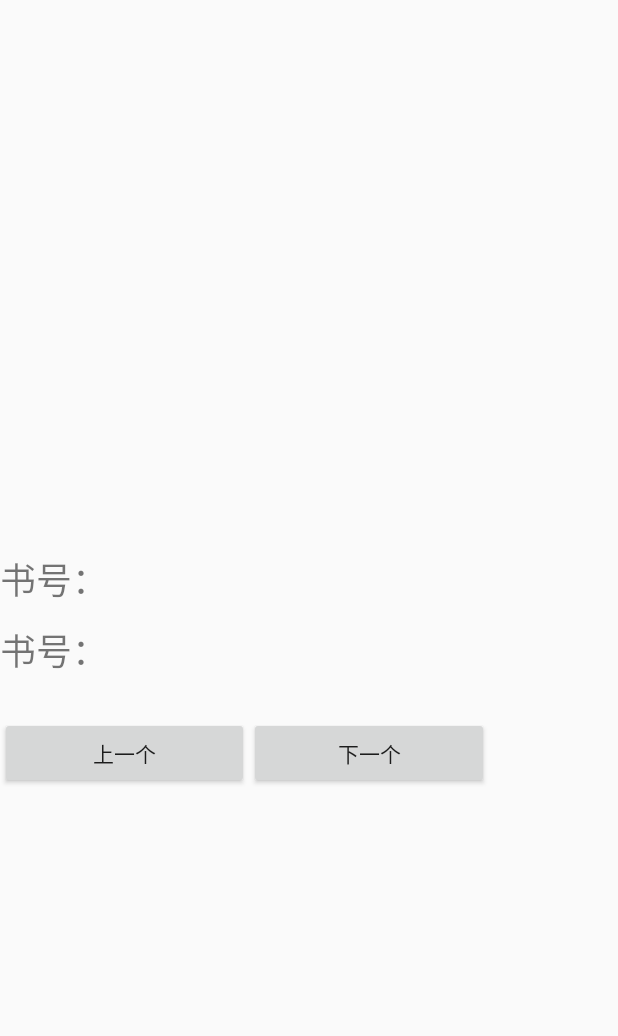
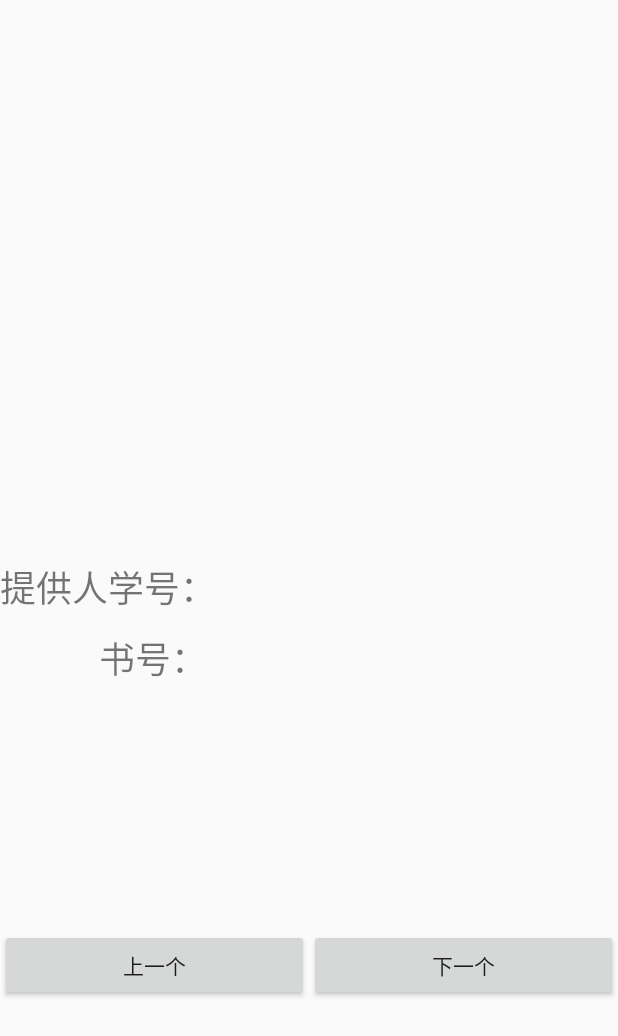
Before and after one commit to ZhaoXuDongTJ/MaiMai, an Android app: the litepalTestActivity screen opened directly, with no data from a screen before it, after a tap on "上一个", on a phone screen of 412 x 824 dp. Shown: the top 1036 px of the screen. Run offline under Robolectric (Android 15) with nearby library versions, the phone set to English and light mode, and no system bars; 6 statements that could not run were skipped.

Commit message:
some fixed

```diff
--- a/app/src/main/res/layout/activity_litepal_test.xml
+++ b/app/src/main/res/layout/activity_litepal_test.xml
@@ -1,22 +1,25 @@
 <?xml version="1.0" encoding="utf-8"?>
-<android.support.constraint.ConstraintLayout xmlns:android="http://schemas.android.com/apk/res/android"
+<LinearLayout xmlns:android="http://schemas.android.com/apk/res/android"
+    xmlns:tools="http://schemas.android.com/tools"
     xmlns:app="http://schemas.android.com/apk/res-auto"
-    xmlns:tools="http://schemas.android.com/tools"
-    android:layout_width="match_parent"
-    android:layout_height="match_parent"
-    tools:context="com.maimai.zz.maimai.litepalTestActivity">
+    android:layout_width="fill_parent"
+    android:layout_height="fill_parent"
+    android:layout_gravity="center"
+    android:orientation="vertical">
 
     <LinearLayout
-        android:layout_width="336dp"
-        android:layout_height="541dp"
+        android:layout_width="fill_parent"
+        android:layout_height="fill_parent"
         tools:layout_editor_absoluteX="27dp"
         tools:layout_editor_absoluteY="13dp"
+        android:gravity="center"
         android:orientation="vertical">
 
         <ImageView
             android:id="@+id/ShowUserBook"
-            android:layout_width="match_parent"
+            android:layout_width="368dp"
             android:layout_height="368dp"
+            android:layout_gravity="center"
             app:srcCompat="@mipmap/ic_launcher" />
 
             <TextView
@@ -24,37 +27,51 @@
                 android:id="@+id/ShowScanNode"
                 android:layout_width="match_parent"
                 android:layout_height="47dp"
-            android:text="书号：" />
+                android:gravity="center_vertical|left"
+                android:text="提供人学号：" />
             <TextView
                 android:textSize="24dp"
                 android:id="@+id/ShowStudentId"
                 android:layout_width="match_parent"
                 android:layout_height="47dp"
-            android:text="书号：" />
+                android:gravity="center_vertical|left"
+                android:text="           书号：" />
 
         <LinearLayout
             android:layout_width="match_parent"
-            android:layout_height="match_parent"
-            android:orientation="horizontal"
-            android:weightSum="1">
+            android:layout_height="fill_parent"
+            android:orientation="horizontal">
 
+            <LinearLayout
+                android:layout_width="0dp"
+                android:layout_height="fill_parent"
+
+                android:layout_weight="1">
                 <Button
                     android:id="@+id/buttonUp"
                     android:layout_gravity="center"
-                android:layout_width="wrap_content"
+                    android:layout_width="0px"
                     android:layout_height="wrap_content"
+                    android:gravity="center_vertical|center"
                     android:text="上一个"
                     android:layout_weight="0.49" />
+            </LinearLayout>>
 
+
+            <LinearLayout
+                android:layout_width="0dp"
+                android:layout_height="fill_parent"
+                android:layout_weight="1">
                 <Button
                     android:id="@+id/buttonDown"
-                android:layout_width="wrap_content"
+                    android:layout_width="10px"
                     android:layout_height="wrap_content"
                     android:layout_gravity="center"
+                    android:gravity="center_vertical|center"
                     android:text="下一个"
-                android:layout_weight="0.45" />
-
+                    android:layout_weight="0.49"/>
             </LinearLayout>
 
         </LinearLayout>
-</android.support.constraint.ConstraintLayout>
+    </LinearLayout>
+</LinearLayout>
```
Lines whose indentation alone changed are shown as unchanged.
